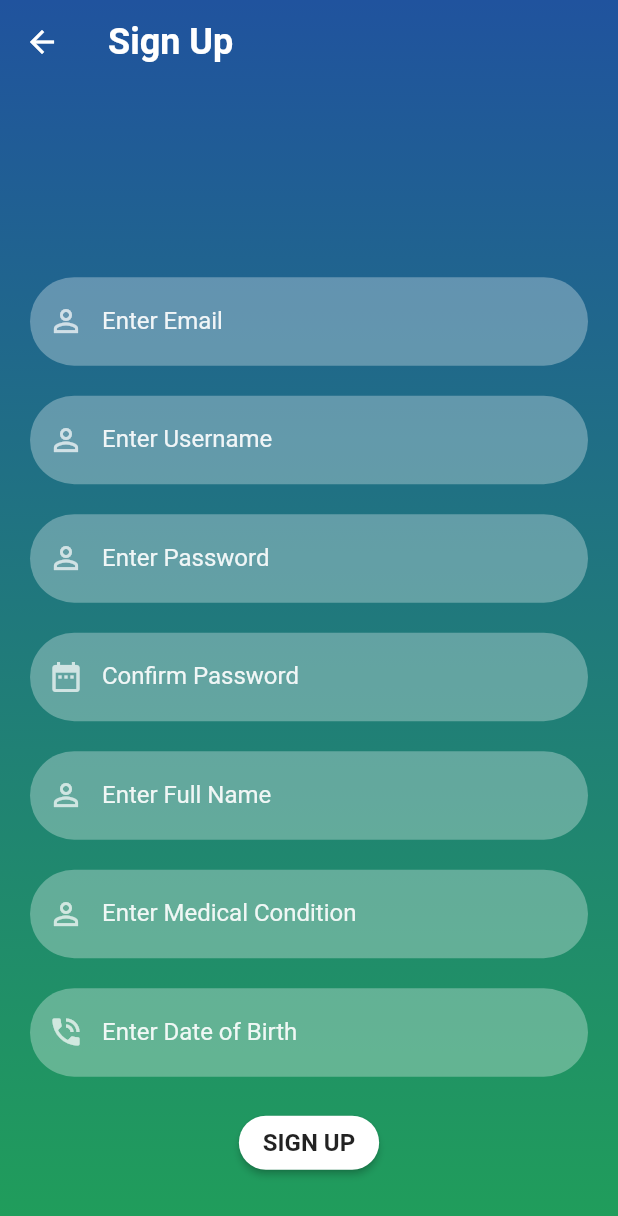
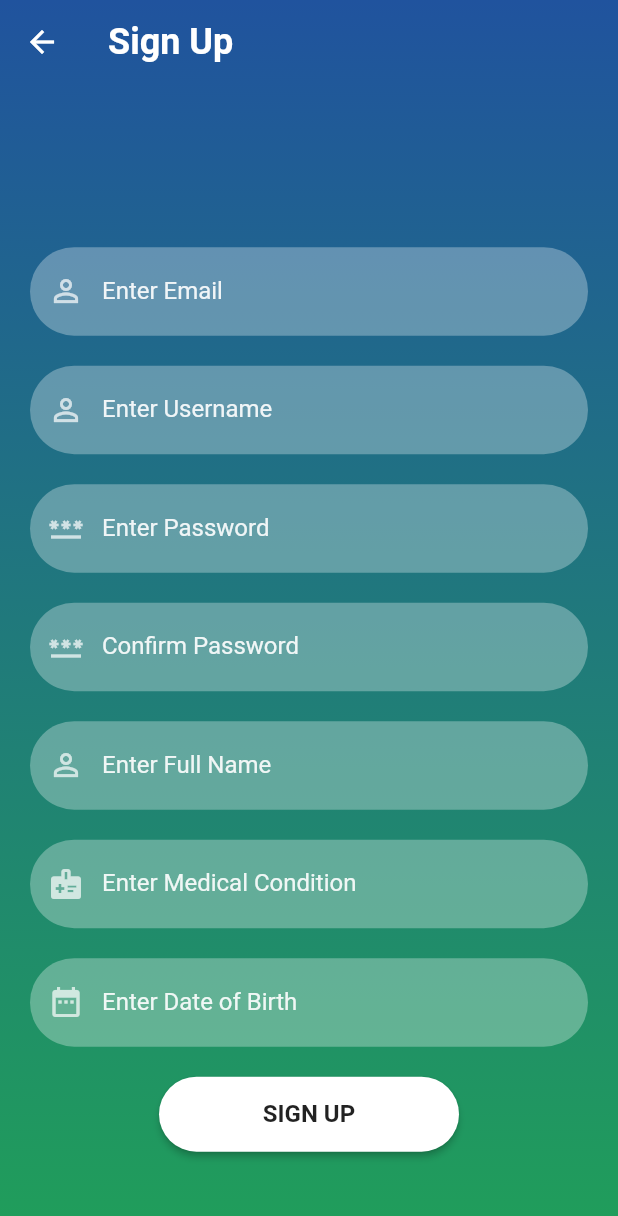
Before and after one commit to gayathri-unikuttan22/miniproj1, a Flutter app: the SignUpScreen screen opened directly, on a phone screen of 412 x 824 dp. Shown: the top 1216 px of the screen. Run offline on Flutter 3.47's test engine with Material 2 defaults, Android fonts, the phone set to English and light mode, and no system bars; our stand-ins replace camera, cloud_firestore, firebase_auth, firebase_core, flutter_svg, get and 2 more; missing offline and left inert: flame, flame_audio, google_mlkit_commons, google_mlkit_pose_detection; accounts and stored records are empty.

Commit message:
frntend_changed

```diff
--- a/lib/screens/signup_screen.dart
+++ b/lib/screens/signup_screen.dart
@@ -25,7 +25,7 @@ class _SignUpScreenState extends State<SignUpScreen> {
   final _controller3 = TextEditingController();
 
   @override
-  void dispose(){
+  void dispose() {
     _emailTextController.dispose();
     _passwordTextController.dispose();
     _confirmPassword.dispose();
@@ -57,26 +57,25 @@ void createAccount() async {
       );
     } else {
       try {
-
         FocusScope.of(context).unfocus();
         UserCredential userCredential = await FirebaseAuth.instance
             .createUserWithEmailAndPassword(email: email, password: password);
 
         Future addUserDetails(String name, String med, String dob) async {
           print("Welcome to Physioplay");
-          final result= await FirebaseFirestore.instance.collection('users').add({
+          final result =
+              await FirebaseFirestore.instance.collection('users').add({
             'fullname': name,
             'medical condition': med,
             'dob': dob,
           });
           print(result.id);
           print(result);
-
         }
 
         addUserDetails(
           _controller1.text.trim(),
-          _controller2.text.trim() ,
+          _controller2.text.trim(),
           _controller3.text.trim(),
         );
 
@@ -158,7 +157,6 @@ Future addsignupdetails(String dob,String medcon,String phno,String fullname)asy
 
   @override
   Widget build(BuildContext context) {
-
     return Scaffold(
       extendBodyBehindAppBar: true,
       appBar: AppBar(
@@ -184,9 +182,9 @@ Future addsignupdetails(String dob,String medcon,String phno,String fullname)asy
                 20, MediaQuery.of(context).size.height * .2, 20, 0),
             child: Column(
               children: <Widget>[
-                const SizedBox(
-                  height: 20,
-                ),
+                // const SizedBox(
+                //   height: 10,
+                // ),
                 reusableTextField("Enter Email", Icons.person_outline, false,
                     _emailTextController),
                 const SizedBox(
@@ -197,13 +195,17 @@ Future addsignupdetails(String dob,String medcon,String phno,String fullname)asy
                 const SizedBox(
                   height: 20,
                 ),
-                reusableTextField1("Enter Password", Icons.person_outline, false,
-                    _passwordTextController,),
+                reusableTextField1(
+                  "Enter Password",
+                  Icons.password,
+                  false,
+                  _passwordTextController,
+                ),
                 const SizedBox(
                   height: 20,
                 ),
-                reusableTextField("Confirm Password", Icons.date_range,
-                    false, _confirmPassword),
+                reusableTextField1("Confirm Password", Icons.password, false,
+                    _confirmPassword),
                 const SizedBox(
                   height: 20,
                 ),
@@ -213,49 +215,60 @@ Future addsignupdetails(String dob,String medcon,String phno,String fullname)asy
                   height: 20,
                 ),
                 reusableTextField("Enter Medical Condition",
-                    Icons.person_outline, false, _controller2),
+                    Icons.medical_information, false, _controller2),
                 const SizedBox(
                   height: 20,
                 ),
-                reusableTextField("Enter Date of Birth", Icons.phone_in_talk,
+                reusableTextField("Enter Date of Birth", Icons.date_range,
                     false, _controller3),
                 const SizedBox(
                   height: 20,
                 ),
-                ElevatedButton(
+                new SizedBox(
+                  width: 200.0,
+                  height: 50.0,
+                  child: ElevatedButton(
                     onPressed: () {
-        FirebaseAuth.instance.createUserWithEmailAndPassword(email:_emailTextController.text,
-                    password:_passwordTextController.text).then((value)  {
+                      FirebaseAuth.instance
+                          .createUserWithEmailAndPassword(
+                              email: _emailTextController.text,
+                              password: _passwordTextController.text)
+                          .then((value) {
                         print("Created New Account");
-                        Navigator.push(context,
+                        Navigator.push(
+                            context,
                             MaterialPageRoute(
                                 builder: (context) => const HomeScreen()));
                       }).onError((error, stackTrace) {
                         print("Error ${error.toString()}");
                       });
                       createAccount();
-                   Navigator.push(
-                       context,
-                       MaterialPageRoute(
-                           builder: (context) => const HomeScreen()));
+                      // Navigator.push(
+                      //     context,
+                      //     MaterialPageRoute(
+                      //         builder: (context) => const HomeScreen()));
                     },
-       child: Text('SIGN UP',
+                    child: Text(
+                      'SIGN UP',
                       style: const TextStyle(
-            color: Colors.black87, fontWeight: FontWeight.bold, fontSize: 16),
+                          color: Colors.black87,
+                          fontWeight: FontWeight.bold,
+                          fontSize: 16),
                     ),
-      style: ButtonStyle
-      (
-          backgroundColor: MaterialStateProperty.resolveWith((states) {
+                    style: ButtonStyle(
+                        backgroundColor:
+                            MaterialStateProperty.resolveWith((states) {
                           if (states.contains(MaterialState.pressed)) {
                             return Colors.black26;
                           }
                           return Colors.white;
                         }),
-
-          shape: MaterialStateProperty.all<RoundedRectangleBorder>(
-              RoundedRectangleBorder(borderRadius: BorderRadius.circular(30)))
+                        shape:
+                            MaterialStateProperty.all<RoundedRectangleBorder>(
+                                RoundedRectangleBorder(
+                                    borderRadius: BorderRadius.circular(30)))),
                   ),
-    ),
+                )
               ],
             ),
           ),
```
Also changed, not shown: lib/models/read data/get_user_name.dart (added, +26 -0 lines), lib/screens/dashboard.dart (+10 -10 lines), pubspec.lock. Lines whose indentation alone changed are shown as unchanged.
